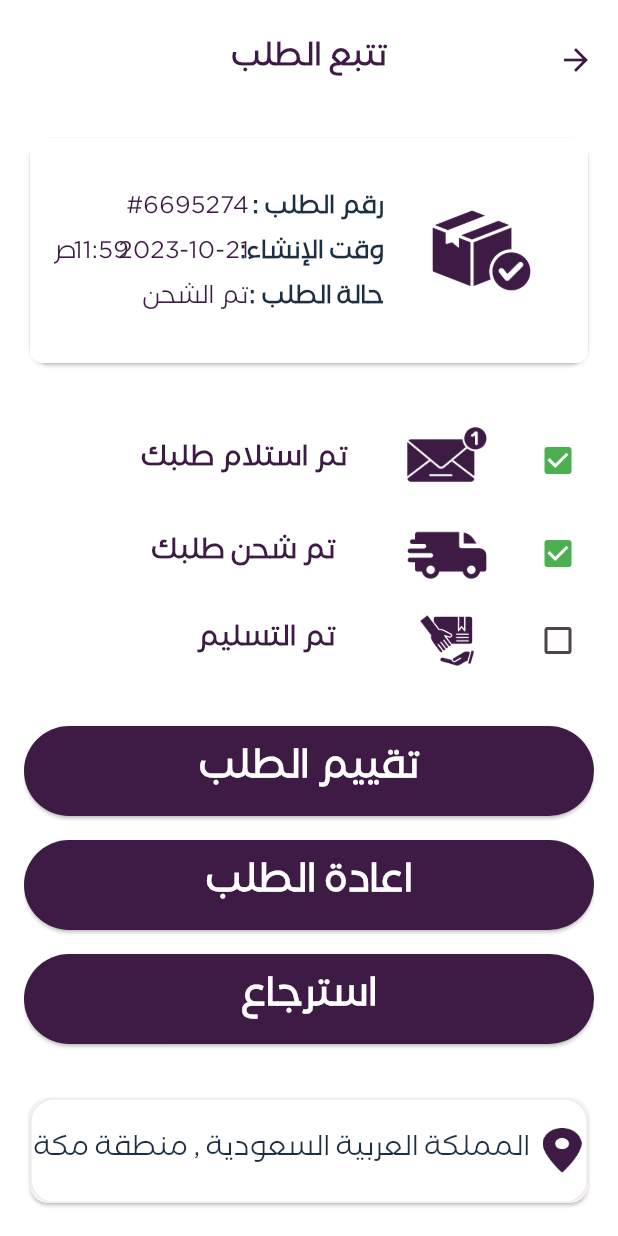
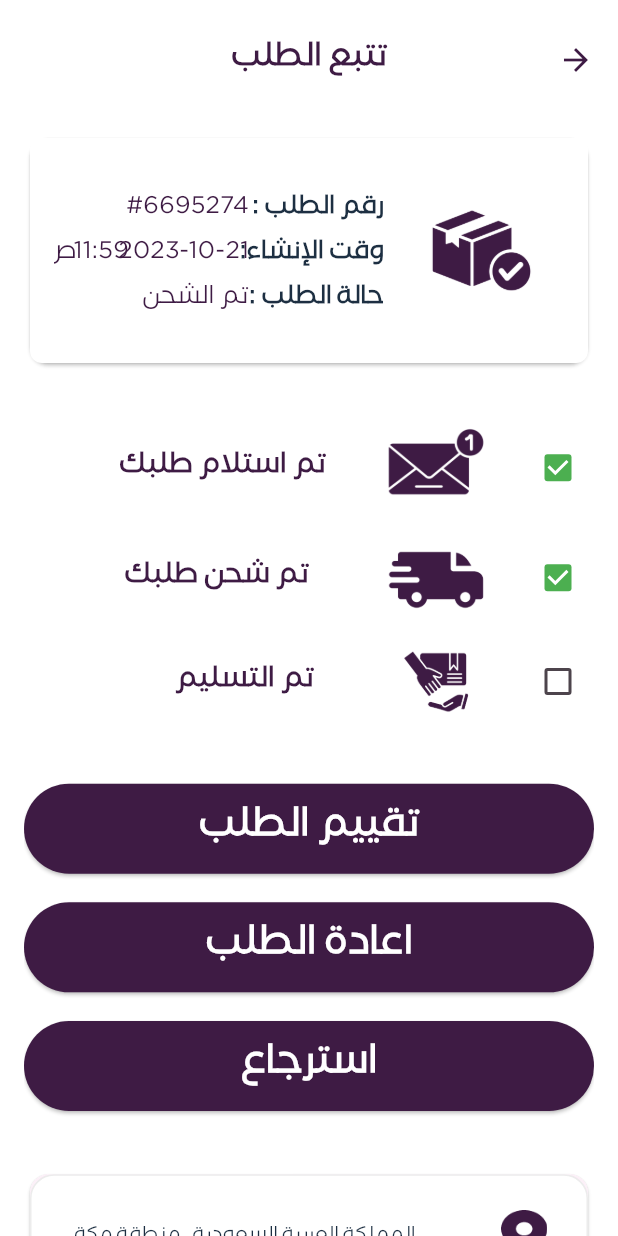
Before and after one commit to engsayed74/Touch, a Flutter app: the FollowingOrderView screen opened by its route, on a phone screen of 412 x 824 dp. Run offline on Flutter 3.47's test engine with Material 3 defaults, Android fonts, the phone set to English and light mode, and no system bars; our stand-ins replace carousel_slider, curved_navigation_bar, dots_indicator, file_picker, flutter_screenutil, geocoding and 4 more; missing offline and left inert: flutter_pannable_rating_bar; accounts and stored records are empty.

Commit message:
add screen utils sizes

```diff
--- a/lib/features/basket/presentation/views/widgets/custom_drop_dowen_number.dart
+++ b/lib/features/basket/presentation/views/widgets/custom_drop_dowen_number.dart
@@ -1,4 +1,5 @@
 import 'package:flutter/material.dart';
+import 'package:flutter_screenutil/flutter_screenutil.dart';
 import 'package:touch_app/core/utils/app_colors.dart';
 import 'package:touch_app/core/utils/app_text_style.dart';
 
@@ -20,8 +21,8 @@ class _CustomDropDownButtonState extends State<CustomDropDownNumber> {
   Widget build(BuildContext context) {
     return Card(
       child: Container(
-        width: 45,
-        height: 40,
+        width: 45.w,
+        height: 40.h,
         decoration: BoxDecoration(
           borderRadius: BorderRadius.circular(4),
         ),
--- a/lib/features/basket/presentation/views/widgets/custom_drop_dowen_size.dart
+++ b/lib/features/basket/presentation/views/widgets/custom_drop_dowen_size.dart
@@ -1,4 +1,5 @@
 import 'package:flutter/material.dart';
+import 'package:flutter_screenutil/flutter_screenutil.dart';
 import 'package:touch_app/core/utils/app_colors.dart';
 import 'package:touch_app/core/utils/app_text_style.dart';
 
@@ -20,8 +21,8 @@ class _CustomDropDownButtonState extends State<CustomDropDownSize> {
   Widget build(BuildContext context) {
     return Card(
       child: Container(
-        width: 50,
-        height: 40,
+        width: 50.w,
+        height: 40.h,
         decoration: BoxDecoration(
           borderRadius: BorderRadius.circular(4),
         ),
--- a/lib/features/designer/presentation/views/widgets/following_order_body.dart
+++ b/lib/features/designer/presentation/views/widgets/following_order_body.dart
@@ -1,4 +1,5 @@
 import 'package:flutter/material.dart';
+import 'package:flutter_screenutil/flutter_screenutil.dart';
 import 'package:touch_app/core/utils/app_colors.dart';
 import 'package:touch_app/core/utils/app_text_style.dart';
 import 'package:touch_app/core/widgets/custom_elevated_button.dart';
@@ -37,8 +38,8 @@ class FollowingOrderBody extends StatelessWidget {
                   padding: const EdgeInsets.only(bottom: 8),
                   child: Image.asset(
                     'assets/images/inbox.png',
-                    width: 100,
-                    height: 50,
+                    width: 100.w,
+                    height: 50.h,
                   ),
                 ),
                 Checkbox(
@@ -49,8 +50,8 @@ class FollowingOrderBody extends StatelessWidget {
                 ),
               ],
             ),
-            const SizedBox(
-              height: 8,
+             SizedBox(
+              height: 8.h,
             ),
             Row(
               mainAxisAlignment: MainAxisAlignment.end,
@@ -60,13 +61,13 @@ class FollowingOrderBody extends StatelessWidget {
                   style: AppTextStyle.bold16
                       .copyWith(color: AppColors.primaryColor),
                 ),
-                const SizedBox(
-                  width: 24,
+                 SizedBox(
+                  width: 24.w,
                 ),
                 Image.asset(
                   'assets/images/fast_delivery.png',
-                  width: 100,
-                  height: 50,
+                  width: 100.w,
+                  height: 50.h,
                 ),
                 Checkbox(
                   value: true,
@@ -76,8 +77,8 @@ class FollowingOrderBody extends StatelessWidget {
                 ),
               ],
             ),
-            const SizedBox(
-              height: 8,
+             SizedBox(
+              height: 8.h,
             ),
             Row(
               mainAxisAlignment: MainAxisAlignment.end,
@@ -92,8 +93,8 @@ class FollowingOrderBody extends StatelessWidget {
                 ),
                 Image.asset(
                   'assets/images/receive.png',
-                  width: 100,
-                  height: 50,
+                  width: 100.w,
+                  height: 50.h,
                 ),
                 Checkbox(
                   value: false,
@@ -101,8 +102,8 @@ class FollowingOrderBody extends StatelessWidget {
                 ),
               ],
             ),
-            const SizedBox(
-              height: 32,
+              SizedBox(
+              height: 32.h,
             ),
             CustomElevatedButton(
               text: 'تقييم الطلب',
@@ -111,7 +112,7 @@ class FollowingOrderBody extends StatelessWidget {
                 builder: (BuildContext context) {
                   return AlertDialog(
                     content: Container(
-                      height: 200,
+                      height: 200.h,
                       child: Column(
                         mainAxisAlignment: MainAxisAlignment.spaceEvenly,
                         children: [
@@ -137,20 +138,21 @@ class FollowingOrderBody extends StatelessWidget {
                 },
               ),
             ),
-            const SizedBox(
-              height: 16,
+           SizedBox(
+              height: 16.h,
             ),
             CustomElevatedButton(text: 'اعادة الطلب', onTap: () => null),
-            const SizedBox(
-              height: 16,
+             SizedBox(
+              height: 16.h,
             ),
             CustomElevatedButton(text: 'استرجاع', onTap: () => null),
-            const SizedBox(
-              height: 32,
+             SizedBox(
+              height: 32.h,
             ),
             Card(
               child: Container(
-                height: 70,
+                width: double.infinity,
+                height: 70.h,
                 decoration: BoxDecoration(
                   color: Colors.white,
                   border:
@@ -160,23 +162,26 @@ class FollowingOrderBody extends StatelessWidget {
                 child: Row(
                   mainAxisAlignment: MainAxisAlignment.spaceAround,
                   children: [
-                    Text(
-                      'المملكة العربية السعودية , منطقة مكة ',
-                      style: AppTextStyle.regular16
-                          .copyWith(color: AppColors.orderColor),
+                    Padding(
+                      padding: const EdgeInsets.symmetric(horizontal: 4.0),
+                      child: Text(
+                        'المملكة العربية السعودية , منطقة مكة ',
+                        style: AppTextStyle.regular11
+                            .copyWith(color: AppColors.orderColor),
+                      ),
                     ),
                     Image.asset(
                       'assets/images/location.png',
                       color: AppColors.primaryColor,
-                      width: 30,
-                      height: 30,
+                      width: 30.w,
+                      height: 30.h,
                     )
                   ],
                 ),
               ),
             ),
-            const SizedBox(
-              height: 32,
+             SizedBox(
+              height: 32.h,
             ),
           ],
         ),
--- a/lib/features/home/presentation/views/alerts_view.dart
+++ b/lib/features/home/presentation/views/alerts_view.dart
@@ -9,7 +9,7 @@ class AlertsView extends StatelessWidget {
   Widget build(BuildContext context) {
     return  Scaffold(
       appBar: buildAppBar(context, title: 'تنبيهاتى'),
-      body: AlertsViewBody(),
+      body:const AlertsViewBody(),
     );
   }
 }
```
Also changed, not shown: lib/core/widgets/custom_alert_card.dart (+4 -3 lines), lib/core/widgets/custom_order_card.dart (+4 -3 lines), lib/features/basket/presentation/views/widgets/basket_card.dart (+7 -5 lines), lib/features/basket/presentation/views/widgets/order_summary.dart (+36 -35 lines).
